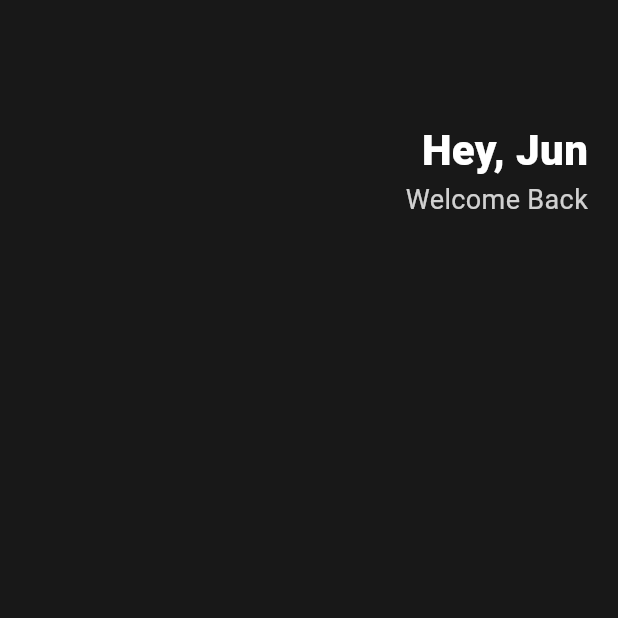
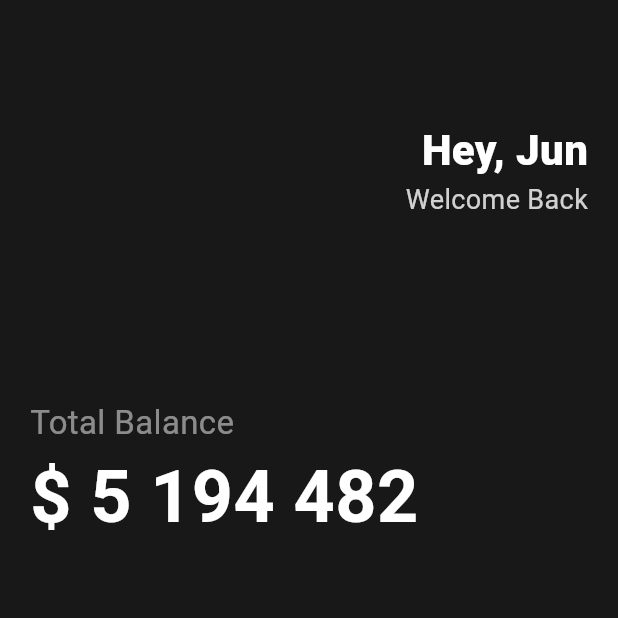
Before and after one commit to GangOn0215/study, a Flutter app: the screen it shows after launch, on a phone screen of 412 x 824 dp, the top half of it. Run offline on Flutter 3.47's test engine with Material 3 defaults, Android fonts, the phone set to English and light mode, and no system bars.

Commit message:
[flutter] ui challenge

```diff
--- a/mobile/flutter/normard/a03_ui_challenge/lib/main.dart
+++ b/mobile/flutter/normard/a03_ui_challenge/lib/main.dart
@@ -29,6 +29,31 @@ class MainApp extends StatelessWidget {
                     subText: 'Welcome Back',
                     alpha: 0.8,
                     alignRight: true,
+                  ),
+                ],
+              ),
+              SizedBox(height: 120),
+              Row(
+                children: [
+                  Column(
+                    crossAxisAlignment: CrossAxisAlignment.start,
+                    children: [
+                      Text(
+                        'Total Balance',
+                        style: TextStyle(
+                          fontSize: 22,
+                          color: Colors.white.withValues(alpha: 0.5),
+                        ),
+                      ),
+                      Text(
+                        '\$ 5 194 482',
+                        style: TextStyle(
+                          fontSize: 48,
+                          color: Colors.white,
+                          fontWeight: FontWeight.w600,
+                        ),
+                      ),
+                    ],
                   ),
                 ],
               ),
```
